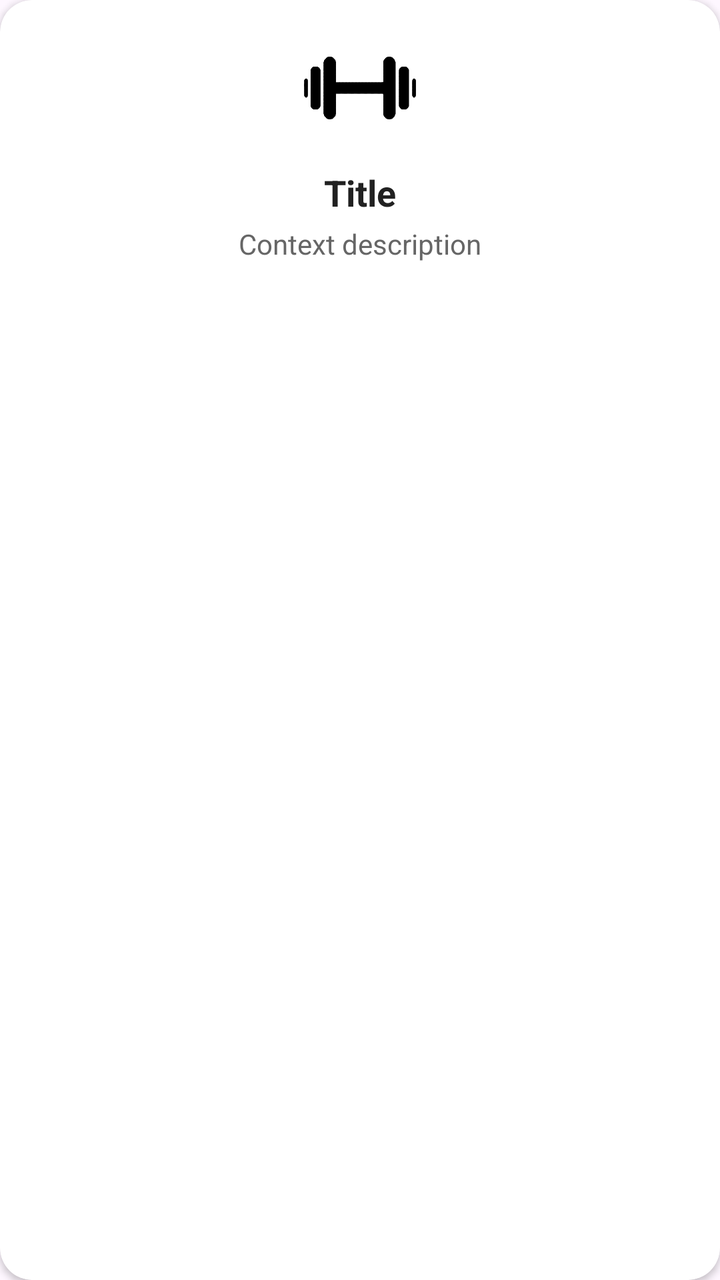
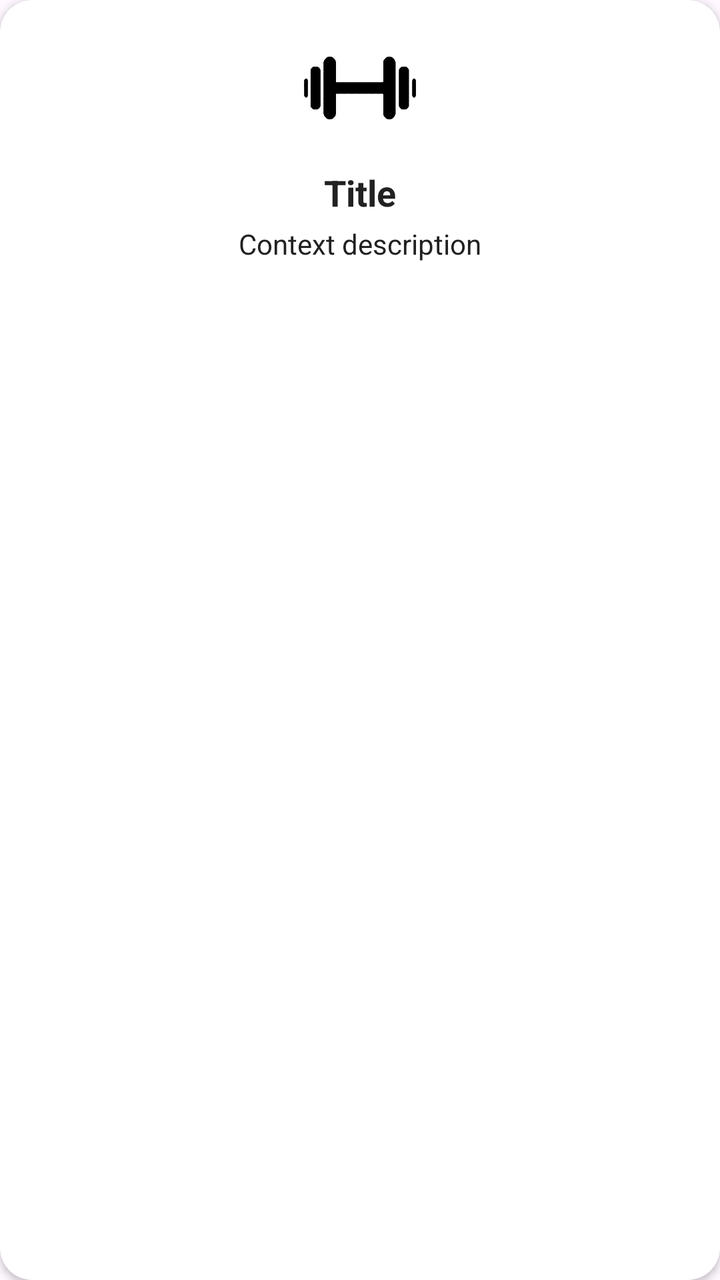

Before-and-after screenshots of an Android layout around one commit, followed by the original layout XML and the change that was made.
<!-- AndroidManifest.xml: application theme Theme.Thriveapp -->
<!-- res/layout/view_dashboard_card.xml -->
<androidx.cardview.widget.CardView xmlns:android="http://schemas.android.com/apk/res/android"
    xmlns:app="http://schemas.android.com/apk/res-auto"
    android:layout_width="160dp"
    android:layout_height="wrap_content"
    android:layout_margin="8dp"
    android:clickable="true"
    android:foreground="?attr/selectableItemBackground"
    android:elevation="4dp"
    android:backgroundTint="@android:color/white"
    app:cardCornerRadius="16dp"
    app:cardElevation="2dp">

    <LinearLayout
        android:layout_width="match_parent"
        android:layout_height="wrap_content"
        android:orientation="vertical"
        android:padding="16dp"
        android:gravity="center_horizontal">

        <ImageView
            android:id="@+id/icon"
            android:layout_width="56dp"
            android:layout_height="56dp"
            android:contentDescription="Icon"
            android:src="@drawable/dumbell" /> 

        <TextView
            android:id="@+id/title"
            android:layout_width="wrap_content"
            android:layout_height="wrap_content"
            android:layout_marginTop="12dp"
            android:text="Title"
            android:textStyle="bold"
            android:textSize="18sp"
            android:textColor="#212121" />

        <TextView
            android:id="@+id/subtext"
            android:layout_width="wrap_content"
            android:layout_height="wrap_content"
            android:layout_marginTop="4dp"
            android:text="Context description"
            android:textSize="14sp"
            android:textColor="#666666"
            android:gravity="center" />

    </LinearLayout>

</androidx.cardview.widget.CardView>
<!-- resources referenced by this layout -->
<resources>
  <!-- drawable dumbell: png bitmap (drawable, 12772 bytes) -->
  <style name="Theme.Thriveapp" parent="Base.Theme.Thriveapp" />
  <style name="Base.Theme.Thriveapp" parent="Theme.Material3.DayNight.NoActionBar">
          
          
      </style>
</resources>

<!-- the commit's change to res/layout/view_dashboard_card.xml (unified diff, before → after) -->
@@ -6,7 +6,7 @@
     android:clickable="true"
     android:foreground="?attr/selectableItemBackground"
     android:elevation="4dp"
-    android:backgroundTint="@android:color/white"
+    android:backgroundTint="@color/background_white"
     app:cardCornerRadius="16dp"
     app:cardElevation="2dp">
 
@@ -32,7 +32,7 @@
             android:text="Title"
             android:textStyle="bold"
             android:textSize="18sp"
-            android:textColor="#212121" />
+            android:textColor="@color/dark_text" />
 
         <TextView
             android:id="@+id/subtext"
@@ -41,7 +41,7 @@
             android:layout_marginTop="4dp"
             android:text="Context description"
             android:textSize="14sp"
-            android:textColor="#666666"
+            android:textColor="@color/dark_text"
             android:gravity="center" />
 
     </LinearLayout>
<!-- resource entries referenced after the edit -->
@@ -1,5 +1,7 @@
 <!-- resources referenced by this layout -->
 <resources>
+  <color name="background_white">#FFFFFF</color>
+  <color name="dark_text">#212121</color>
   <!-- drawable dumbell: png bitmap (drawable, 12772 bytes) -->
   <style name="Theme.Thriveapp" parent="Base.Theme.Thriveapp" />
   <style name="Base.Theme.Thriveapp" parent="Theme.Material3.DayNight.NoActionBar">
